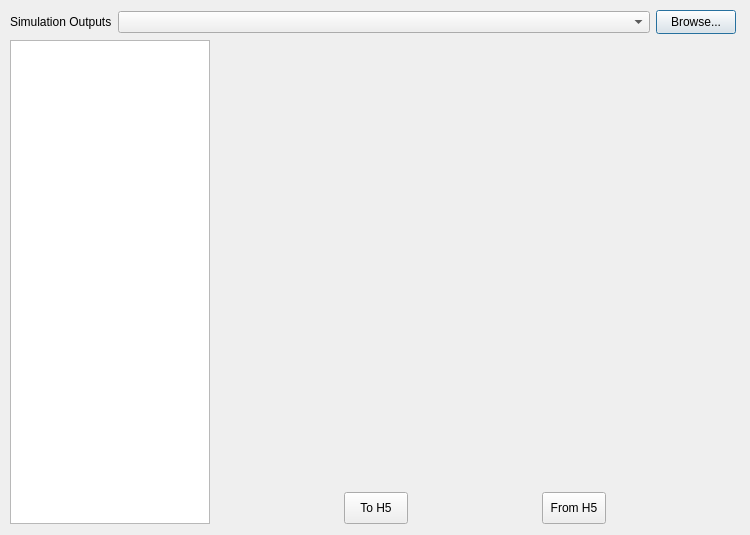
First picture: the form in res/mee_plot_gui.ui, repository fran-jo/SimuGUI, before the edit.
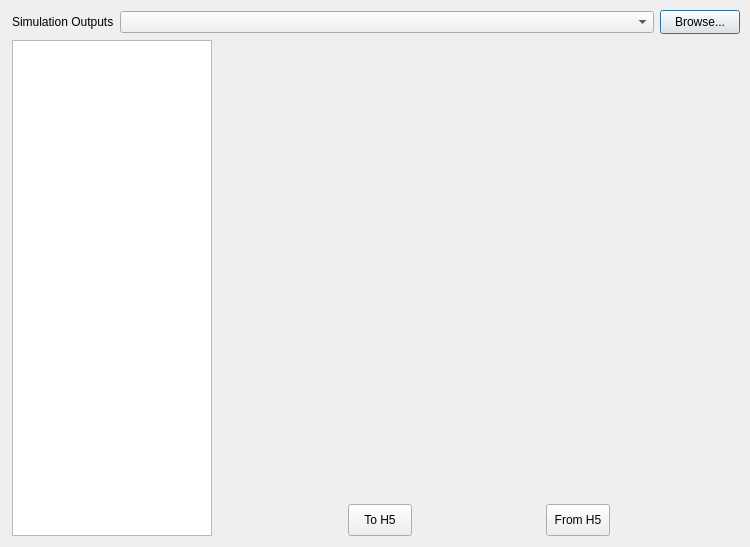
Second picture: the form after the edit. Icons and pictures are not drawn.

Diff of the .ui file:
```diff
--- a/res/mee_plot_gui.ui
+++ b/res/mee_plot_gui.ui
@@ -7,19 +7,19 @@
     <x>0</x>
     <y>0</y>
     <width>750</width>
-    <height>535</height>
+    <height>547</height>
    </rect>
   </property>
   <property name="windowTitle">
    <string>Dialog</string>
   </property>
-  <widget class="QWidget" name="">
+  <widget class="QWidget" name="layoutWidget">
    <property name="geometry">
     <rect>
      <x>10</x>
      <y>10</y>
-     <width>728</width>
-     <height>514</height>
+     <width>732</width>
+     <height>526</height>
     </rect>
    </property>
    <layout class="QGridLayout" name="gridLayout">
```
Left out of the diff: 2 changed lines with no effect on the pictures.
